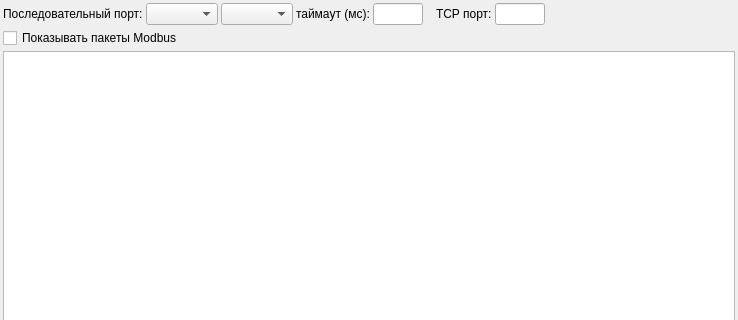
Above: src/mkserver/ui/mainwindow.ui from alex-krutikov/MkStudio before the change; both pictures show x 0 to 738 and y 0 to 320 of the 738 by 625 pixel window. Below: the same form after it.
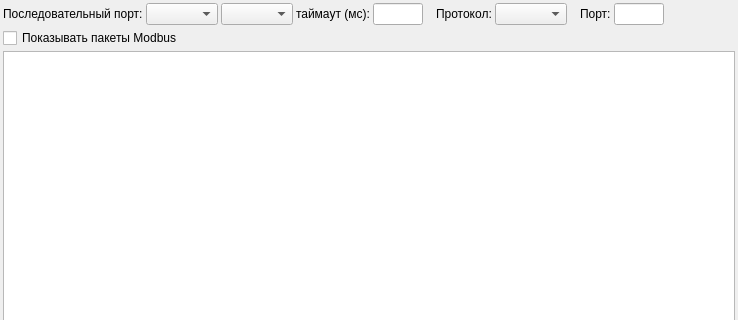
That is the form after the change.

Patch:
```diff
--- a/src/mkserver/ui/mainwindow.ui
+++ b/src/mkserver/ui/mainwindow.ui
@@ -69,10 +69,36 @@
         </property>
        </spacer>
       </item>
+      <item>
+       <widget class="QLabel" name="label_4">
+        <property name="text">
+         <string>Протокол:</string>
+        </property>
+       </widget>
+      </item>
+      <item>
+       <widget class="QComboBox" name="cb_protocol"/>
+      </item>
+      <item>
+       <spacer name="horizontalSpacer_4">
+        <property name="orientation">
+         <enum>Qt::Horizontal</enum>
+        </property>
+        <property name="sizeType">
+         <enum>QSizePolicy::Fixed</enum>
+        </property>
+        <property name="sizeHint" stdset="0">
+         <size>
+          <width>10</width>
+          <height>20</height>
+         </size>
+        </property>
+       </spacer>
+      </item>
       <item>
        <widget class="QLabel" name="label">
         <property name="text">
-         <string>TCP порт:</string>
+         <string>Порт:</string>
         </property>
        </widget>
       </item>
```
Left out of the diff: 13 changed lines with no effect on the pictures.
